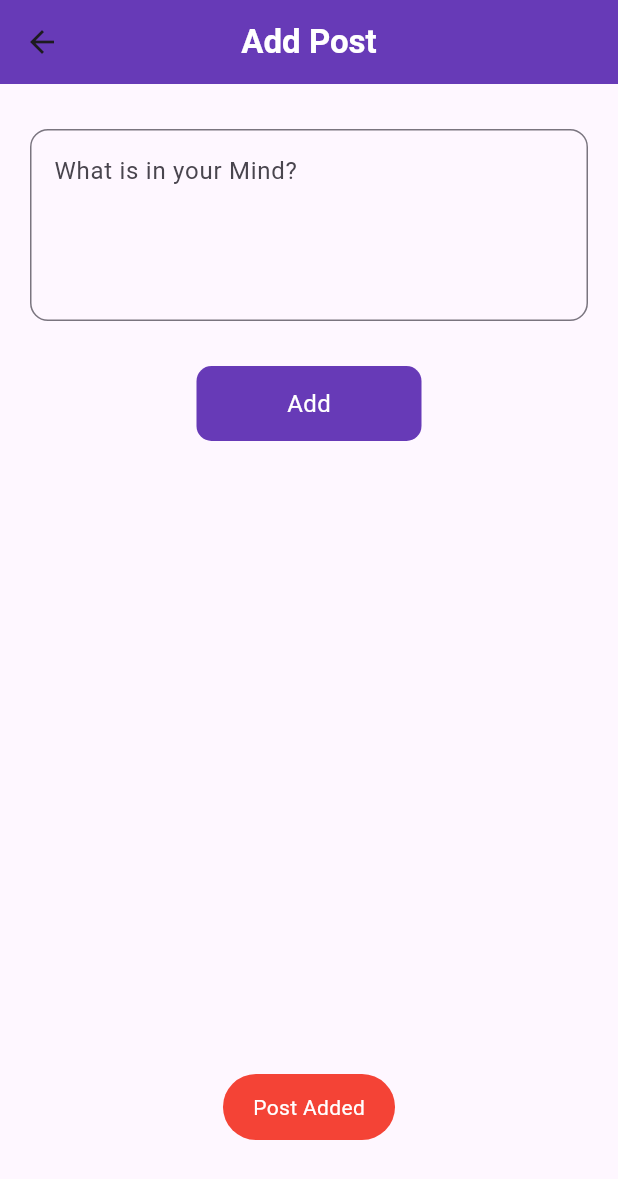
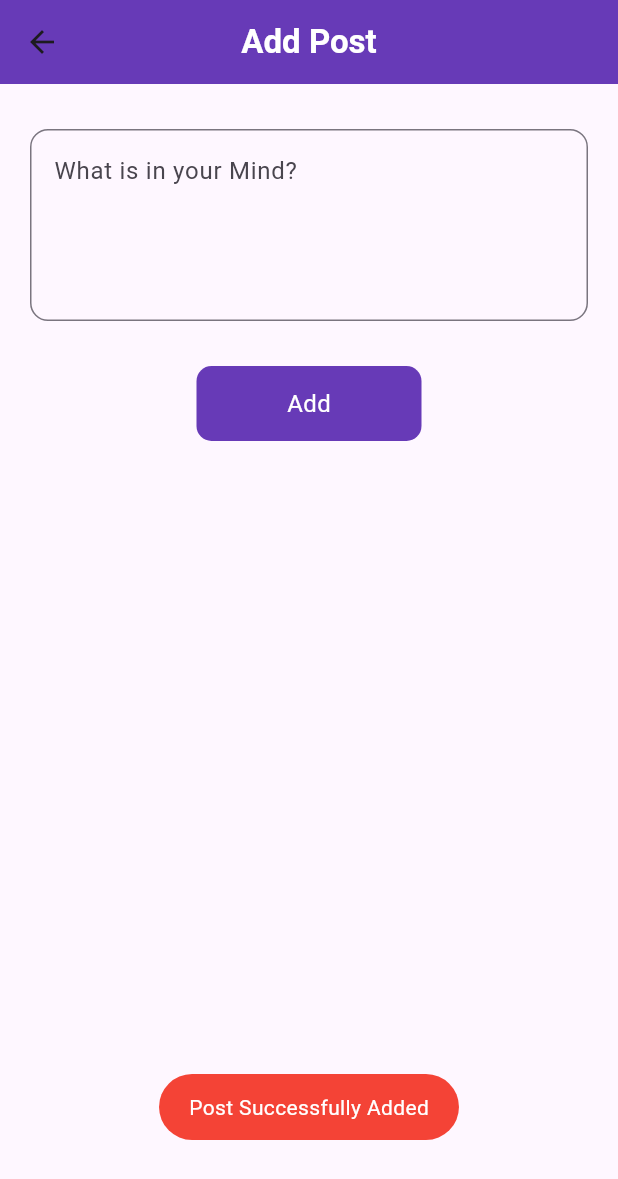
Before and after one commit to kareem358/firebase_auth_login_signup_app, a Flutter app: the AddPostScreen screen opened directly, after a tap on "Add", on a phone screen of 412 x 824 dp. Shown: the top 1179 px of the screen. Run offline on Flutter 3.47's test engine with Material 3 defaults, Android fonts, the phone set to English and light mode, and no system bars; our stand-ins replace firebase_auth, firebase_core, firebase_database, fluttertoast; accounts and stored records are empty.

Commit message:
Update add_posts.dart

```diff
--- a/lib/ui/posts/add_posts.dart
+++ b/lib/ui/posts/add_posts.dart
@@ -30,6 +30,7 @@ class _AddPostScreenState extends State<AddPostScreen> {
           children: [
             SizedBox(height: 30,),
             TextFormField(
+              controller: postController,
               maxLines: 4,
               decoration: InputDecoration(
                 hintText: 'What is in your Mind?',
@@ -43,15 +44,16 @@ class _AddPostScreenState extends State<AddPostScreen> {
               setState(() {
                 loading=true;
               });
-              databaseRef.child('2').set({
-                'title': postController.text.toString(),
-               // 'id':1,
+              databaseRef.child(DateTime.now().millisecondsSinceEpoch.toString()).set({
+                'title': postController.text,
+                'id': DateTime.now().millisecondsSinceEpoch.toString(),
+                // 'id':3,
 
               }).then((value) {
                 setState(() {
                   loading=false;
                 });
-                Utils.showErrorToast('Post Added'.toString());
+                Utils.showErrorToast('Post Successfully Added'.toString());
               }).onError((error, stackTrace) {
                 setState(() {
                   loading=false;
```
